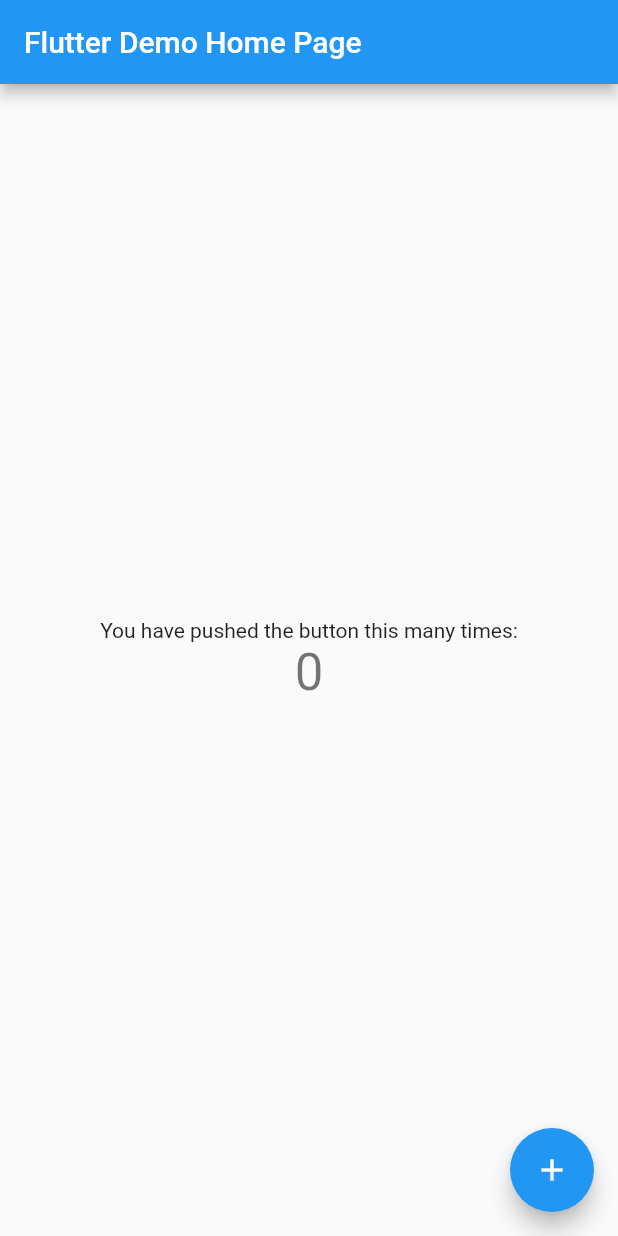
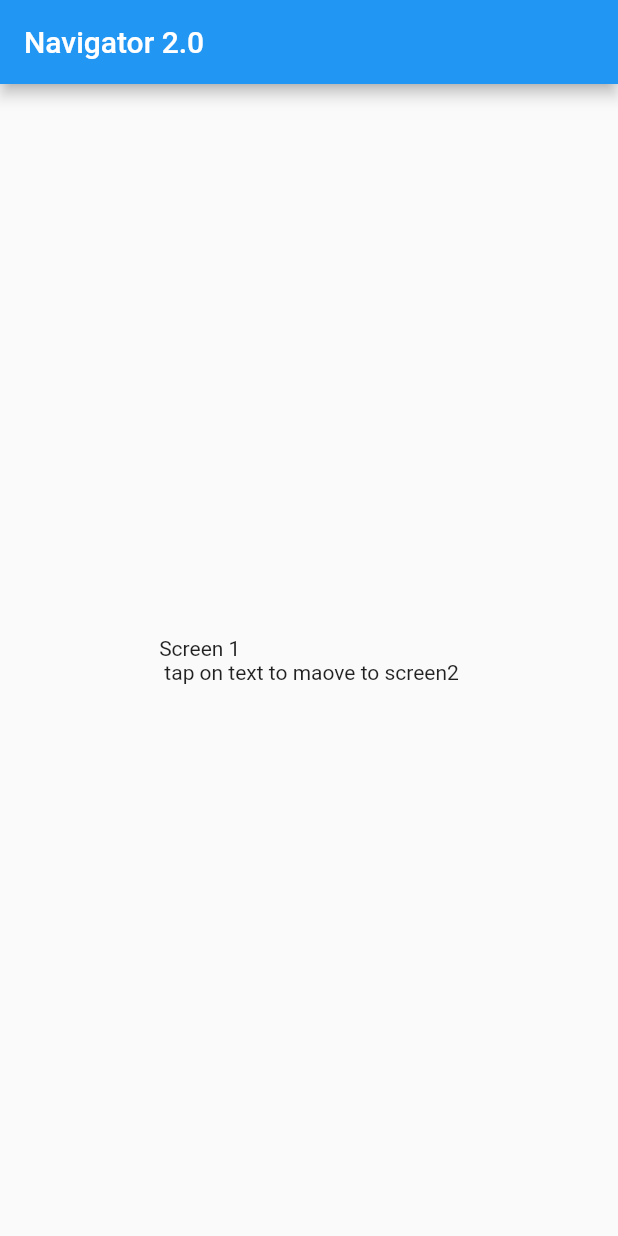
Before and after one commit to MijaelWatts/navigation-in-flutter, a Flutter app: the screen it shows after launch, on a phone screen of 412 x 824 dp. Run offline on Flutter 3.47's test engine with Material 2 defaults, Android fonts, the phone set to English and light mode, and no system bars.

Commit message:
Navigator V2
The code in this commit is an example from https://github.com/flutter-devs/navigator_v2

```diff
--- a/navigation_in_flutter/lib/main.dart
+++ b/navigation_in_flutter/lib/main.dart
@@ -4,114 +4,87 @@ void main() {
   runApp(MyApp());
 }
 
-class MyApp extends StatelessWidget {
+class MyApp extends StatefulWidget {
   // This widget is the root of your application.
+  @override
+  _MyAppState createState() => _MyAppState();
+}
+
+class _MyAppState extends State<MyApp> {
+  bool isStacked = false;
+
   @override
   Widget build(BuildContext context) {
     return MaterialApp(
       title: 'Flutter Demo',
       theme: ThemeData(
-        // This is the theme of your application.
-        //
-        // Try running your application with "flutter run". You'll see the
-        // application has a blue toolbar. Then, without quitting the app, try
-        // changing the primarySwatch below to Colors.green and then invoke
-        // "hot reload" (press "r" in the console where you ran "flutter run",
-        // or simply save your changes to "hot reload" in a Flutter IDE).
-        // Notice that the counter didn't reset back to zero; the application
-        // is not restarted.
         primarySwatch: Colors.blue,
-        // This makes the visual density adapt to the platform that you run
-        // the app on. For desktop platforms, the controls will be smaller and
-        // closer together (more dense) than on mobile platforms.
-        visualDensity: VisualDensity.adaptivePlatformDensity,
       ),
-      home: MyHomePage(title: 'Flutter Demo Home Page'),
+      home: Navigator(
+        pages: [
+          MaterialPage(
+            key: ValueKey('unique '),
+            child: Screen1(
+              onTap: (value) {
+                isStacked = value;
+                setState(() {});
+              },
+            ),
+          ),
+          if (isStacked == true)
+            MaterialPage(
+              child: Screen2(),
+            ),
+        ],
+        onPopPage: (route, result) {
+          if (!route.didPop(result)) return false;
+          setState(() => isStacked = false);
+          return true;
+        },
+      ),
     );
   }
 }
 
-class MyHomePage extends StatefulWidget {
-  MyHomePage({Key key, this.title}) : super(key: key);
+class Screen1 extends StatelessWidget {
+  Function(bool) onTap;
 
-  // This widget is the home page of your application. It is stateful, meaning
-  // that it has a State object (defined below) that contains fields that affect
-  // how it looks.
-
-  // This class is the configuration for the state. It holds the values (in this
-  // case the title) provided by the parent (in this case the App widget) and
-  // used by the build method of the State. Fields in a Widget subclass are
-  // always marked "final".
-
-  final String title;
-
-  @override
-  _MyHomePageState createState() => _MyHomePageState();
-}
-
-class _MyHomePageState extends State<MyHomePage> {
-  int _counter = 0;
-
-  void _incrementCounter() {
-    setState(() {
-      // This call to setState tells the Flutter framework that something has
-      // changed in this State, which causes it to rerun the build method below
-      // so that the display can reflect the updated values. If we changed
-      // _counter without calling setState(), then the build method would not be
-      // called again, and so nothing would appear to happen.
-      _counter++;
-    });
-  }
+  Screen1({this.onTap});
 
   @override
   Widget build(BuildContext context) {
-    // This method is rerun every time setState is called, for instance as done
-    // by the _incrementCounter method above.
-    //
-    // The Flutter framework has been optimized to make rerunning build methods
-    // fast, so that you can just rebuild anything that needs updating rather
-    // than having to individually change instances of widgets.
     return Scaffold(
       appBar: AppBar(
-        // Here we take the value from the MyHomePage object that was created by
-        // the App.build method, and use it to set our appbar title.
-        title: Text(widget.title),
+        title: Text("Navigator 2.0"),
       ),
       body: Center(
-        // Center is a layout widget. It takes a single child and positions it
-        // in the middle of the parent.
-        child: Column(
-          // Column is also a layout widget. It takes a list of children and
-          // arranges them vertically. By default, it sizes itself to fit its
-          // children horizontally, and tries to be as tall as its parent.
-          //
-          // Invoke "debug painting" (press "p" in the console, choose the
-          // "Toggle Debug Paint" action from the Flutter Inspector in Android
-          // Studio, or the "Toggle Debug Paint" command in Visual Studio Code)
-          // to see the wireframe for each widget.
-          //
-          // Column has various properties to control how it sizes itself and
-          // how it positions its children. Here we use mainAxisAlignment to
-          // center the children vertically; the main axis here is the vertical
-          // axis because Columns are vertical (the cross axis would be
-          // horizontal).
-          mainAxisAlignment: MainAxisAlignment.center,
-          children: <Widget>[
-            Text(
-              'You have pushed the button this many times:',
-            ),
-            Text(
-              '$_counter',
-              style: Theme.of(context).textTheme.headline4,
-            ),
-          ],
+        child: InkWell(
+          onTap: () {
+            onTap(true);
+          },
+          child: Text(
+            'Screen 1 \n tap on text to maove to screen2',
+          ),
         ),
       ),
-      floatingActionButton: FloatingActionButton(
-        onPressed: _incrementCounter,
-        tooltip: 'Increment',
-        child: Icon(Icons.add),
-      ), // This trailing comma makes auto-formatting nicer for build methods.
     );
   }
 }
+
+class Screen2 extends StatelessWidget {
+  @override
+  Widget build(BuildContext context) {
+    return Scaffold(
+      appBar: AppBar(
+        title: Text("Back to Screen 1"),
+      ),
+      body: Center(
+        child: InkWell(
+          child: Text(
+            'Screen 2 ',
+          ),
+        ),
+      ),
+    );
+  }
+}
```
Also changed, not shown: 1 other file.
